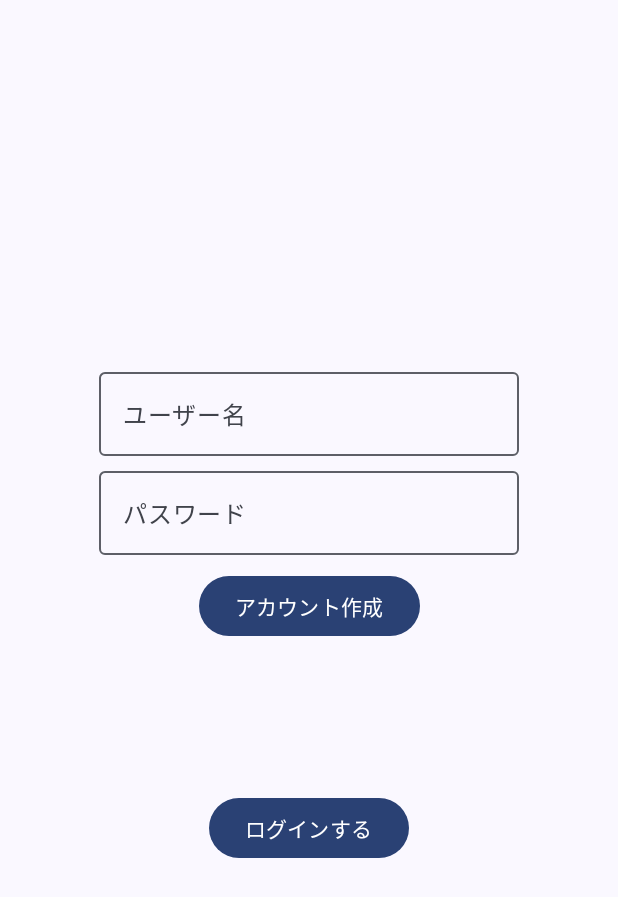
After one commit to Daiki-Iijima/go-simple-sns, an Android app built with Jetpack Compose: the composable UserAuthenticationView shown on its own in the app's theme, on a phone screen of 412 x 824 dp. The commit adds this screen. Shown: the top 897 px of the screen. Run offline under Robolectric (Android 15) with nearby library versions, the phone set to English and light mode, and no system bars; network calls fail.

Commit message:
feat : ログイン画面の実装

```diff
--- a/android_client_app/app/src/main/java/com/example/android_client_app/MainActivity.kt
+++ b/android_client_app/app/src/main/java/com/example/android_client_app/MainActivity.kt
@@ -67,7 +67,7 @@ fun Greeting(name: String, modifier: Modifier = Modifier) {
     }
 }
 
-@Preview(showBackground = true)
+@Preview(showSystemUi = true)
 @Composable
 fun GreetingPreview() {
     AndroidclientappTheme {
--- /dev/null
+++ b/android_client_app/app/src/main/java/com/example/android_client_app/UserAuthenticationView.kt
@@ -0,0 +1,79 @@
+package com.example.android_client_app
+
+import androidx.compose.foundation.layout.Arrangement
+import androidx.compose.foundation.layout.Column
+import androidx.compose.foundation.layout.Spacer
+import androidx.compose.foundation.layout.fillMaxSize
+import androidx.compose.foundation.layout.height
+import androidx.compose.foundation.layout.padding
+import androidx.compose.material3.Button
+import androidx.compose.material3.OutlinedTextField
+import androidx.compose.material3.Text
+import androidx.compose.material3.TextField
+import androidx.compose.runtime.Composable
+import androidx.compose.runtime.mutableStateOf
+import androidx.compose.runtime.remember
+import androidx.compose.ui.Alignment
+import androidx.compose.ui.Modifier
+import androidx.compose.runtime.mutableStateOf
+import androidx.compose.runtime.rememberCoroutineScope
+
+import androidx.compose.runtime.getValue
+import androidx.compose.runtime.remember
+import androidx.compose.runtime.setValue
+import androidx.compose.ui.tooling.preview.Preview
+import androidx.compose.ui.unit.dp
+
+@Composable
+fun UserAuthenticationView(modifier: Modifier = Modifier){
+    var isLogin by remember { mutableStateOf(false) }
+
+    Column(
+        horizontalAlignment = Alignment.CenterHorizontally,
+        verticalArrangement = Arrangement.Center,
+        modifier = modifier.fillMaxSize()) {
+
+        InputView(isLogin,{},modifier)
+
+        Spacer(modifier = Modifier.height(100.dp))
+
+        Button(onClick = {isLogin = !isLogin}) {
+            Text(text= if(isLogin) "アカウント登録する" else "ログインする")
+        }
+    }
+}
+
+@Composable
+fun InputView(isLogin: Boolean,onClickBtn: ()-> Unit,modifier: Modifier = Modifier){
+
+    Column(
+        verticalArrangement = Arrangement.Center,
+        horizontalAlignment = Alignment.CenterHorizontally,
+        modifier = modifier
+    ) {
+        OutlinedTextField(
+            value = "",
+            placeholder = {
+                Text(text = "ユーザー名")
+            },
+            onValueChange = {
+            }
+            )
+        OutlinedTextField(
+            value = "",
+            placeholder = {
+                Text(text = "パスワード")
+            },
+            onValueChange = {
+            },
+            modifier = Modifier.padding(vertical = 10.dp)
+        )
+        Button(onClick = onClickBtn) {Text(text = if(isLogin)  "ログイン" else "アカウント作成") }
+    }
+}
+
+@Preview(showSystemUi = true)
+@Composable
+fun Preview(){
+   UserAuthenticationView()
+}
```
